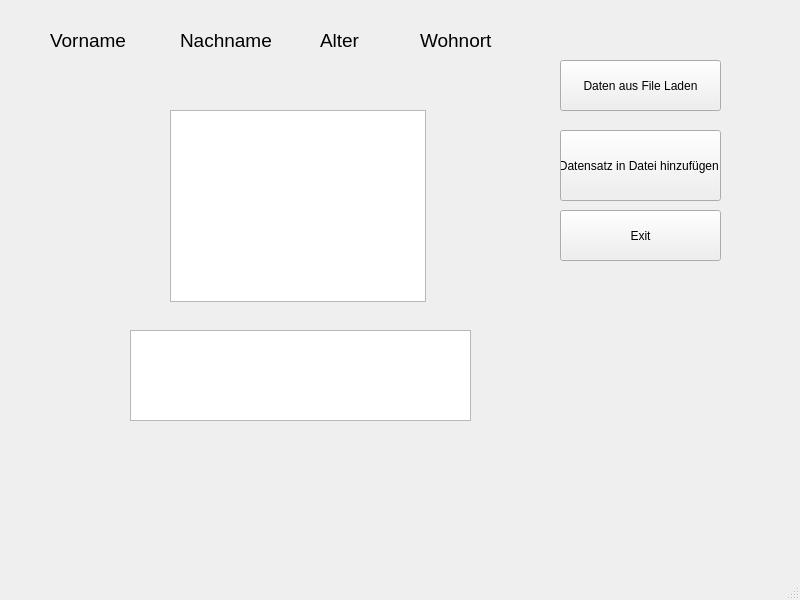
First picture: the form in mainwindow.ui, repository fayezbk/Person, before the edit.
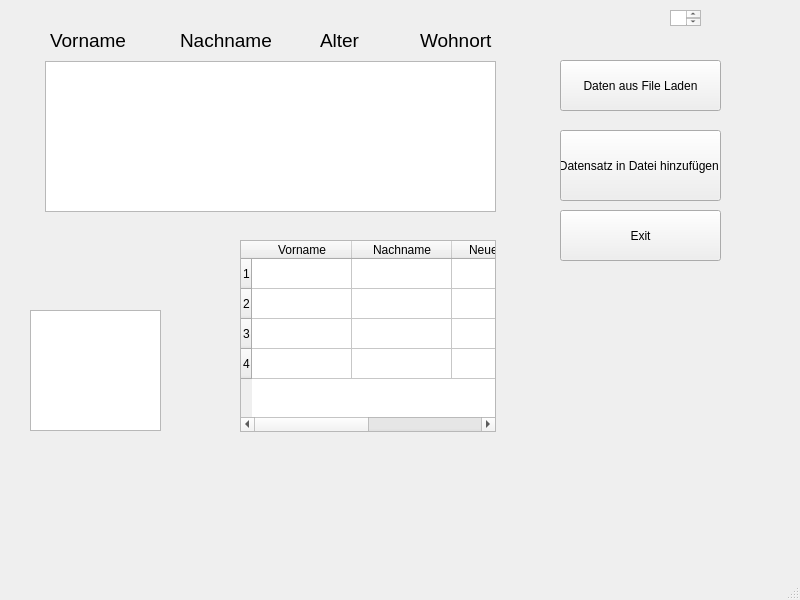
Second picture: the form after the edit.

What changed in the file:
```diff
--- a/mainwindow.ui
+++ b/mainwindow.ui
@@ -128,22 +128,87 @@
    <widget class="QPlainTextEdit" name="f11">
     <property name="geometry">
      <rect>
-      <x>130</x>
-      <y>330</y>
-      <width>341</width>
-      <height>91</height>
+      <x>670</x>
+      <y>10</y>
+      <width>31</width>
+      <height>16</height>
      </rect>
     </property>
    </widget>
    <widget class="QTextBrowser" name="textBrowser">
     <property name="geometry">
      <rect>
-      <x>170</x>
-      <y>110</y>
+      <x>45</x>
+      <y>61</y>
+      <width>451</width>
+      <height>151</height>
+     </rect>
+    </property>
+   </widget>
+   <widget class="QListWidget" name="l1">
+    <property name="geometry">
+     <rect>
+      <x>30</x>
+      <y>310</y>
+      <width>131</width>
+      <height>121</height>
+     </rect>
+    </property>
+   </widget>
+   <widget class="QTableWidget" name="t1">
+    <property name="geometry">
+     <rect>
+      <x>240</x>
+      <y>240</y>
       <width>256</width>
       <height>192</height>
      </rect>
     </property>
+    <row>
+     <property name="text">
+      <string>1</string>
+     </property>
+    </row>
+    <row>
+     <property name="text">
+      <string>2</string>
+     </property>
+    </row>
+    <row>
+     <property name="text">
+      <string>3</string>
+     </property>
+    </row>
+    <row>
+     <property name="text">
+      <string>4</string>
+     </property>
+    </row>
+    <column>
+     <property name="text">
+      <string>Vorname</string>
+     </property>
+    </column>
+    <column>
+     <property name="text">
+      <string>Nachname</string>
+     </property>
+    </column>
+    <column>
+     <property name="text">
+      <string>Neue Spalte</string>
+     </property>
+    </column>
+    <column>
+     <property name="text">
+      <string>Wohnort</string>
+     </property>
+    </column>
+    <item row="0" column="0">
+     <property name="text">
+      <string/>
+     </property>
+    </item>
    </widget>
   </widget>
   <widget class="QMenuBar" name="menubar">
```
